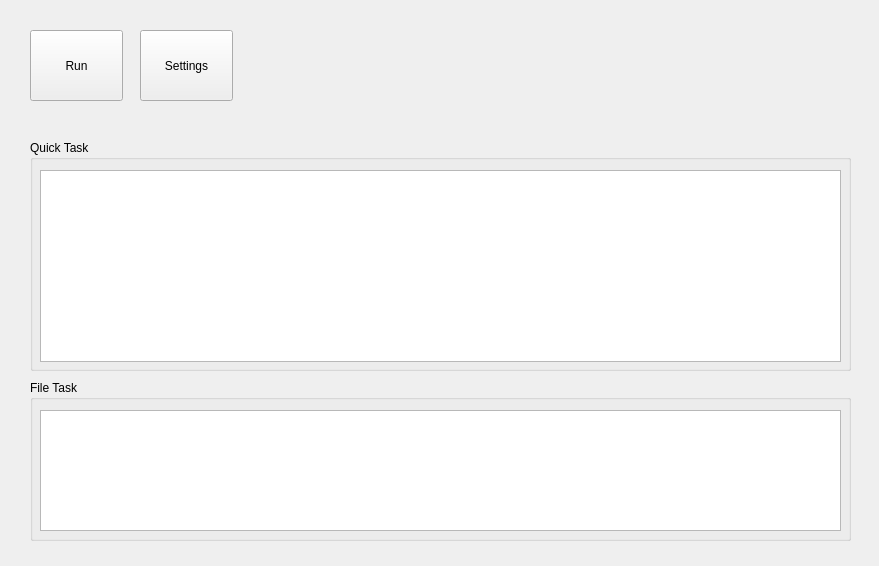
czlitony/Taskmaster, file mainwindow.ui: the form before one commit.
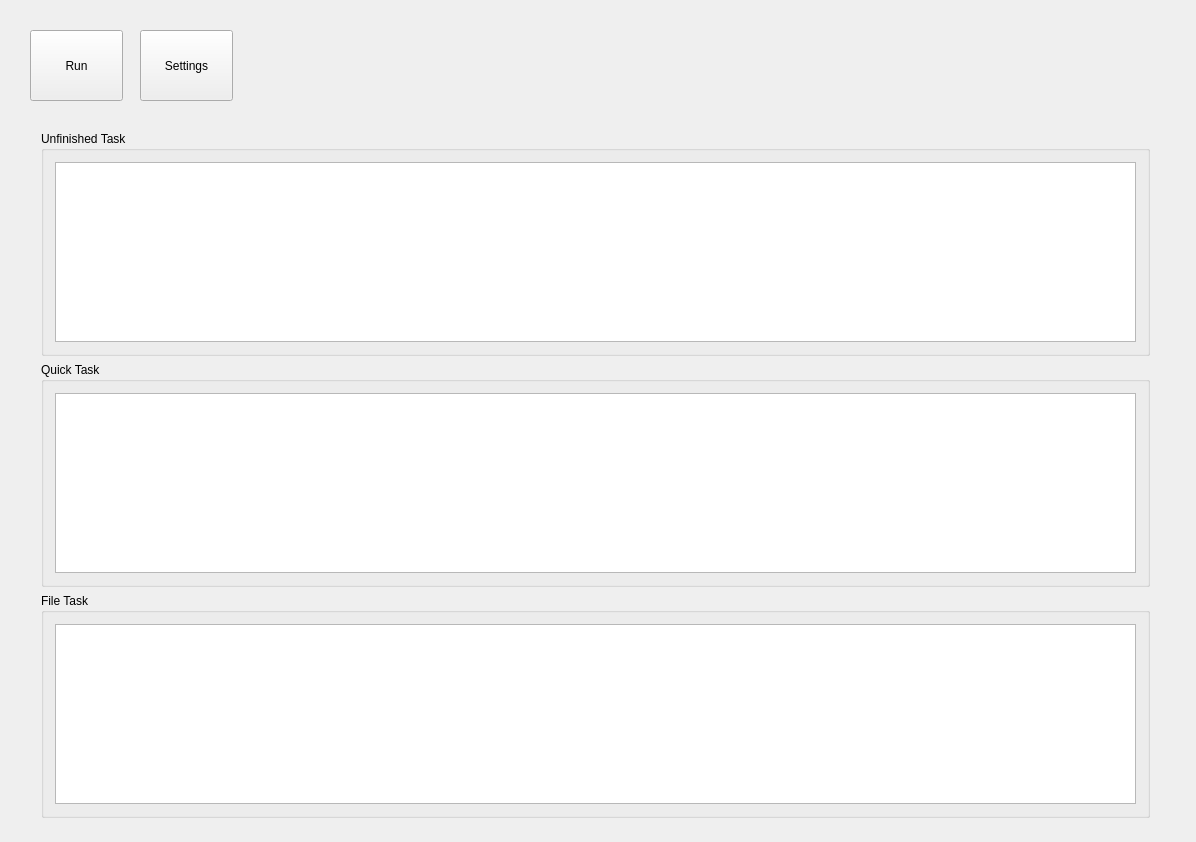
The form after the commit.

```diff
--- a/mainwindow.ui
+++ b/mainwindow.ui
@@ -6,8 +6,8 @@
    <rect>
     <x>0</x>
     <y>0</y>
-    <width>879</width>
-    <height>566</height>
+    <width>1196</width>
+    <height>842</height>
    </rect>
   </property>
   <property name="windowTitle">
@@ -36,52 +36,6 @@
      <string>Run</string>
     </property>
    </widget>
-   <widget class="QGroupBox" name="groupBox">
-    <property name="geometry">
-     <rect>
-      <x>30</x>
-      <y>140</y>
-      <width>821</width>
-      <height>231</height>
-     </rect>
-    </property>
-    <property name="title">
-     <string>Quick Task</string>
-    </property>
-    <widget class="QTableView" name="tableView">
-     <property name="geometry">
-      <rect>
-       <x>10</x>
-       <y>30</y>
-       <width>801</width>
-       <height>192</height>
-      </rect>
-     </property>
-    </widget>
-   </widget>
-   <widget class="QGroupBox" name="groupBox_2">
-    <property name="geometry">
-     <rect>
-      <x>30</x>
-      <y>380</y>
-      <width>821</width>
-      <height>161</height>
-     </rect>
-    </property>
-    <property name="title">
-     <string>File Task</string>
-    </property>
-    <widget class="QTableView" name="tableView_2">
-     <property name="geometry">
-      <rect>
-       <x>10</x>
-       <y>30</y>
-       <width>801</width>
-       <height>121</height>
-      </rect>
-     </property>
-    </widget>
-   </widget>
    <widget class="QPushButton" name="settingButton">
     <property name="geometry">
      <rect>
@@ -95,6 +49,54 @@
      <string>Settings</string>
     </property>
    </widget>
+   <widget class="QWidget" name="">
+    <property name="geometry">
+     <rect>
+      <x>30</x>
+      <y>120</y>
+      <width>1131</width>
+      <height>709</height>
+     </rect>
+    </property>
+    <layout class="QGridLayout" name="gridLayout_4">
+     <item row="0" column="0">
+      <widget class="QGroupBox" name="groupBox_3">
+       <property name="title">
+        <string>Unfinished Task</string>
+       </property>
+       <layout class="QGridLayout" name="gridLayout_3">
+        <item row="0" column="0">
+         <widget class="QTableView" name="unfinishedTaskTable"/>
+        </item>
+       </layout>
+      </widget>
+     </item>
+     <item row="1" column="0">
+      <widget class="QGroupBox" name="groupBox">
+       <property name="title">
+        <string>Quick Task</string>
+       </property>
+       <layout class="QGridLayout" name="gridLayout_2">
+        <item row="0" column="0">
+         <widget class="QTableView" name="quickTaskTable"/>
+        </item>
+       </layout>
+      </widget>
+     </item>
+     <item row="2" column="0">
+      <widget class="QGroupBox" name="groupBox_2">
+       <property name="title">
+        <string>File Task</string>
+       </property>
+       <layout class="QGridLayout" name="gridLayout">
+        <item row="0" column="0">
+         <widget class="QTableView" name="fileTaskTable"/>
+        </item>
+       </layout>
+      </widget>
+     </item>
+    </layout>
+   </widget>
   </widget>
  </widget>
  <layoutdefault spacing="6" margin="11"/>
```
